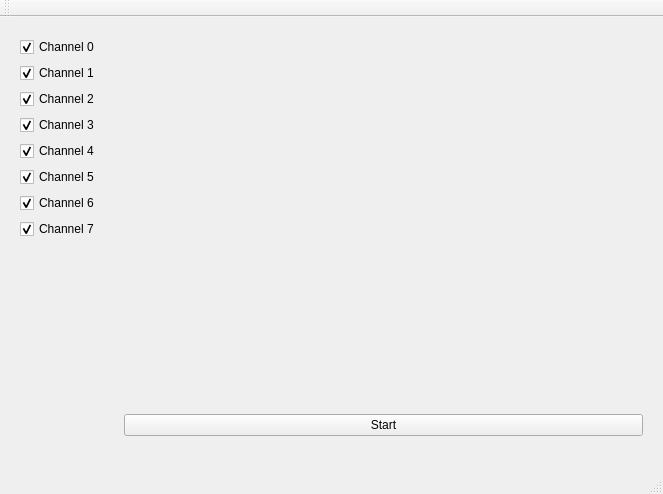
The window that mainwindow.ui (kwahoo2/freescope) describes before a commit, drawn with Qt 5.
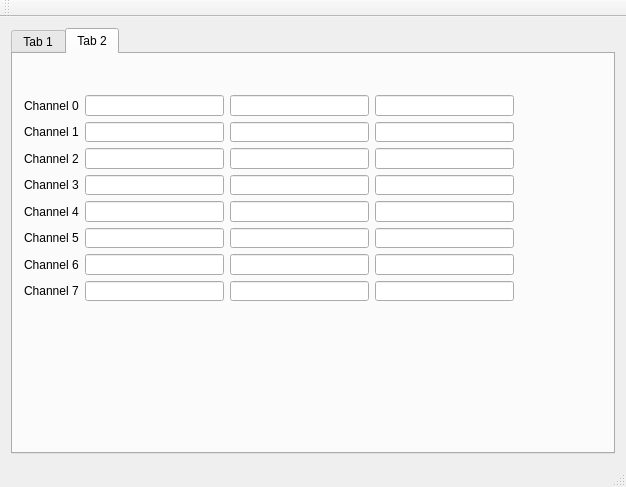
The same window after the commit. The open tabs and pages were chosen to show the change. Custom widgets are drawn as their Qt base class.

```diff
--- a/mainwindow.ui
+++ b/mainwindow.ui
@@ -6,23 +6,26 @@
    <rect>
     <x>0</x>
     <y>0</y>
-    <width>663</width>
-    <height>494</height>
+    <width>626</width>
+    <height>487</height>
    </rect>
   </property>
   <property name="windowTitle">
    <string>MainWindow</string>
   </property>
   <widget class="QWidget" name="centralWidget">
-   <widget class="QWidget" name="">
-    <property name="geometry">
-     <rect>
-      <x>9</x>
-      <y>9</y>
-      <width>98</width>
-      <height>220</height>
-     </rect>
-    </property>
+   <layout class="QHBoxLayout" name="horizontalLayout">
+    <item>
+     <widget class="QTabWidget" name="tabWidget">
+      <property name="currentIndex">
+       <number>0</number>
+      </property>
+      <widget class="QWidget" name="tab">
+       <attribute name="title">
+        <string>Tab 1</string>
+       </attribute>
+       <layout class="QHBoxLayout" name="horizontalLayout_2">
+        <item>
     <layout class="QVBoxLayout" name="verticalLayout">
      <property name="spacing">
       <number>6</number>
@@ -113,41 +116,201 @@
        </property>
       </widget>
      </item>
-    </layout>
-   </widget>
-   <widget class="QWidget" name="">
-    <property name="geometry">
-     <rect>
-      <x>113</x>
-      <y>9</y>
-      <width>541</width>
-      <height>421</height>
-     </rect>
-    </property>
-    <layout class="QVBoxLayout" name="verticalLayout_2" stretch="0,0">
+          <item>
+           <layout class="QVBoxLayout" name="verticalLayout_3">
+            <item>
+             <widget class="QPushButton" name="pushButton_2">
+              <property name="sizePolicy">
+               <sizepolicy hsizetype="Preferred" vsizetype="Fixed">
+                <horstretch>0</horstretch>
+                <verstretch>0</verstretch>
+               </sizepolicy>
+              </property>
+              <property name="text">
+               <string>Start</string>
+              </property>
+             </widget>
+            </item>
+            <item>
+             <widget class="QComboBox" name="comboBoxSerial"/>
+            </item>
+           </layout>
+          </item>
+         </layout>
+        </item>
+        <item>
+         <layout class="QVBoxLayout" name="verticalLayout_2" stretch="0">
      <property name="sizeConstraint">
-      <enum>QLayout::SetMinimumSize</enum>
+           <enum>QLayout::SetDefaultConstraint</enum>
      </property>
      <item>
       <widget class="QCustomPlot" name="plot" native="true">
+            <property name="sizePolicy">
+             <sizepolicy hsizetype="Expanding" vsizetype="Expanding">
+              <horstretch>0</horstretch>
+              <verstretch>0</verstretch>
+             </sizepolicy>
+            </property>
        <property name="minimumSize">
         <size>
          <width>250</width>
          <height>0</height>
         </size>
        </property>
-       <zorder></zorder>
-      </widget>
-     </item>
-     <item>
-      <widget class="QPushButton" name="pushButton_2">
+           </widget>
+          </item>
+         </layout>
+        </item>
+       </layout>
+      </widget>
+      <widget class="QWidget" name="tab_2">
+       <attribute name="title">
+        <string>Tab 2</string>
+       </attribute>
+       <widget class="QWidget" name="layoutWidget">
+        <property name="geometry">
+         <rect>
+          <x>0</x>
+          <y>30</y>
+          <width>512</width>
+          <height>228</height>
+         </rect>
+        </property>
+        <layout class="QGridLayout" name="gridLayout">
+         <item row="0" column="0">
+          <widget class="QLabel" name="label">
        <property name="text">
-        <string>Start</string>
+            <string>Channel 0</string>
        </property>
       </widget>
      </item>
-    </layout>
-   </widget>
+         <item row="0" column="1">
+          <widget class="QLineEdit" name="lineEdit"/>
+         </item>
+         <item row="0" column="2">
+          <widget class="QLineEdit" name="lineEdit_2"/>
+         </item>
+         <item row="0" column="3">
+          <widget class="QLineEdit" name="lineEdit_3"/>
+         </item>
+         <item row="1" column="0">
+          <widget class="QLabel" name="label_2">
+           <property name="text">
+            <string>Channel 1</string>
+           </property>
+          </widget>
+         </item>
+         <item row="1" column="1">
+          <widget class="QLineEdit" name="lineEdit_4"/>
+         </item>
+         <item row="1" column="2">
+          <widget class="QLineEdit" name="lineEdit_5"/>
+         </item>
+         <item row="1" column="3">
+          <widget class="QLineEdit" name="lineEdit_6"/>
+         </item>
+         <item row="2" column="0">
+          <widget class="QLabel" name="label_3">
+           <property name="text">
+            <string>Channel 2</string>
+           </property>
+          </widget>
+         </item>
+         <item row="2" column="1">
+          <widget class="QLineEdit" name="lineEdit_7"/>
+         </item>
+         <item row="2" column="2">
+          <widget class="QLineEdit" name="lineEdit_8"/>
+         </item>
+         <item row="2" column="3">
+          <widget class="QLineEdit" name="lineEdit_9"/>
+         </item>
+         <item row="3" column="0">
+          <widget class="QLabel" name="label_4">
+           <property name="text">
+            <string>Channel 3</string>
+           </property>
+          </widget>
+         </item>
+         <item row="3" column="1">
+          <widget class="QLineEdit" name="lineEdit_10"/>
+         </item>
+         <item row="3" column="2">
+          <widget class="QLineEdit" name="lineEdit_11"/>
+         </item>
+         <item row="3" column="3">
+          <widget class="QLineEdit" name="lineEdit_12"/>
+         </item>
+         <item row="4" column="0">
+          <widget class="QLabel" name="label_5">
+           <property name="text">
+            <string>Channel 4</string>
+           </property>
+          </widget>
+         </item>
+         <item row="4" column="1">
+          <widget class="QLineEdit" name="lineEdit_13"/>
+         </item>
+         <item row="4" column="2">
+          <widget class="QLineEdit" name="lineEdit_14"/>
+         </item>
+         <item row="4" column="3">
+          <widget class="QLineEdit" name="lineEdit_15"/>
+         </item>
+         <item row="5" column="0">
+          <widget class="QLabel" name="label_6">
+           <property name="text">
+            <string>Channel 5</string>
+           </property>
+          </widget>
+         </item>
+         <item row="5" column="1">
+          <widget class="QLineEdit" name="lineEdit_16"/>
+         </item>
+         <item row="5" column="2">
+          <widget class="QLineEdit" name="lineEdit_17"/>
+         </item>
+         <item row="5" column="3">
+          <widget class="QLineEdit" name="lineEdit_18"/>
+         </item>
+         <item row="6" column="0">
+          <widget class="QLabel" name="label_7">
+           <property name="text">
+            <string>Channel 6</string>
+           </property>
+          </widget>
+         </item>
+         <item row="6" column="1">
+          <widget class="QLineEdit" name="lineEdit_19"/>
+         </item>
+         <item row="6" column="2">
+          <widget class="QLineEdit" name="lineEdit_20"/>
+         </item>
+         <item row="6" column="3">
+          <widget class="QLineEdit" name="lineEdit_21"/>
+         </item>
+         <item row="7" column="0">
+          <widget class="QLabel" name="label_8">
+           <property name="text">
+            <string>Channel 7</string>
+           </property>
+          </widget>
+         </item>
+         <item row="7" column="1">
+          <widget class="QLineEdit" name="lineEdit_22"/>
+         </item>
+         <item row="7" column="2">
+          <widget class="QLineEdit" name="lineEdit_23"/>
+         </item>
+         <item row="7" column="3">
+          <widget class="QLineEdit" name="lineEdit_24"/>
+         </item>
+        </layout>
+       </widget>
+      </widget>
+     </widget>
+    </item>
+   </layout>
   </widget>
   <widget class="QMenuBar" name="menuBar">
    <property name="geometry">
```
Left out of the diff: 2 changed lines with no effect on the pictures. Lines whose indentation alone changed are shown as unchanged.
